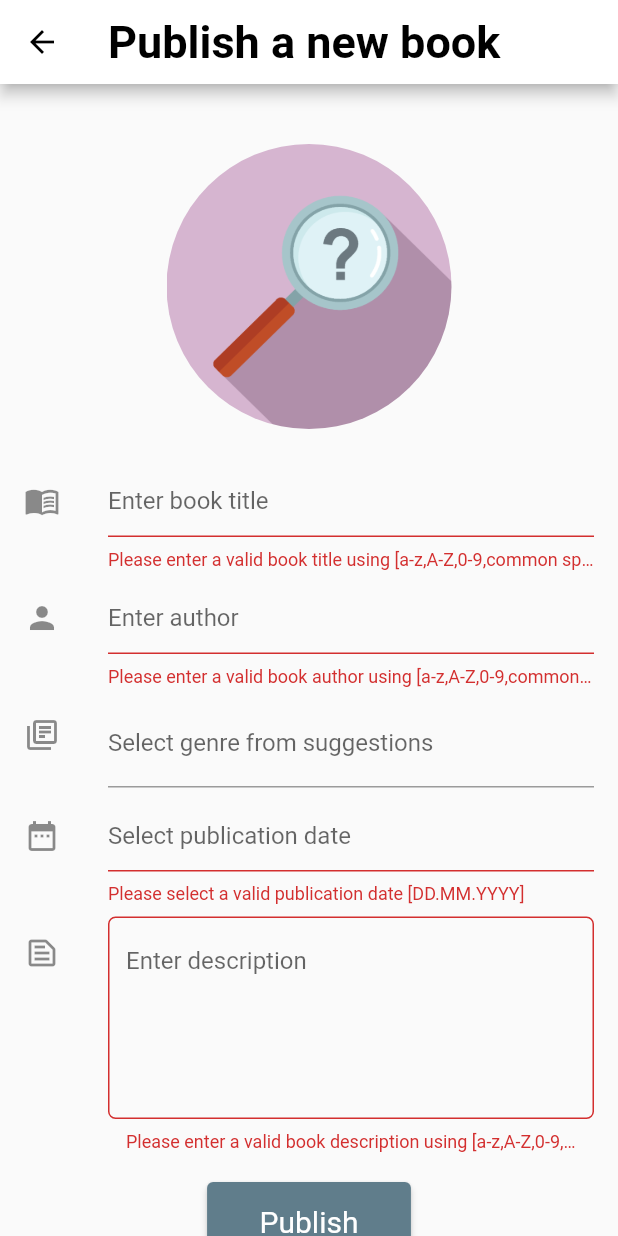
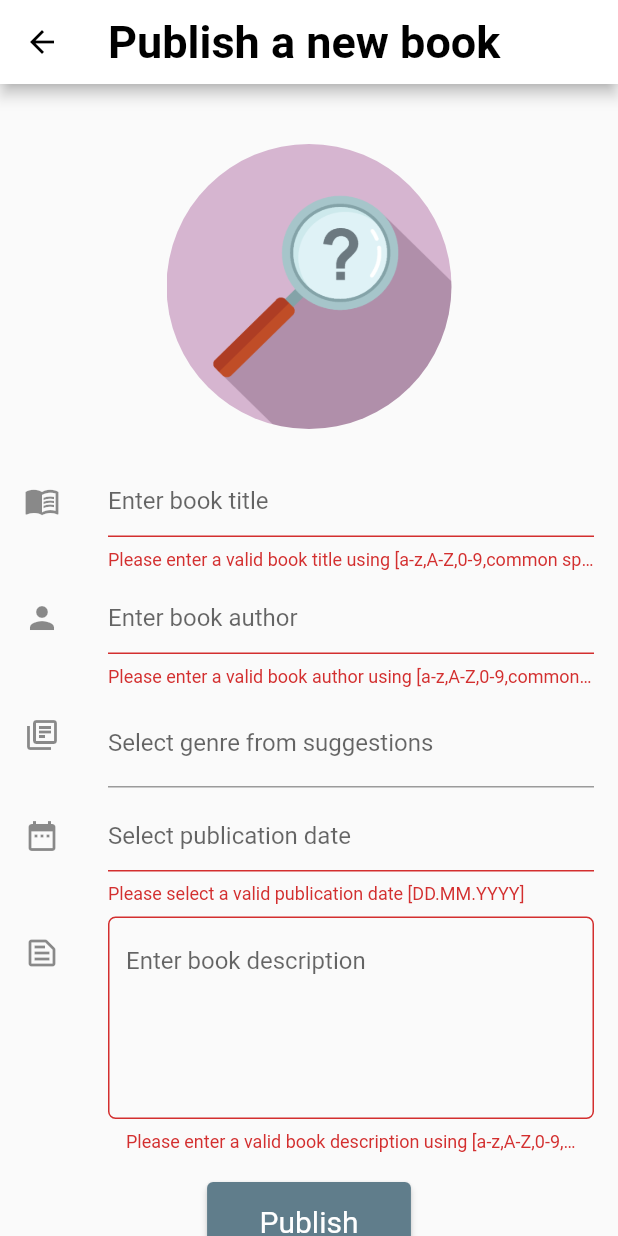
Before and after one commit to OliverKlukas/book_finder, a Flutter app: the PublishView screen opened directly, after a tap on "Publish", on a phone screen of 412 x 824 dp. Run offline on Flutter 3.47's test engine with Material 2 defaults, Android fonts, the phone set to English and light mode, and no system bars; our stand-ins replace flutter_typeahead.

Commit message:
refactored and optimized publish view

```diff
--- a/lib/components/LibraryTileWidget.dart
+++ b/lib/components/library_tile_widget.dart
@@ -1,5 +1,5 @@
-import 'package:book_finder/models/Book.dart';
-import 'package:book_finder/views/DetailsView.dart';
+import 'package:book_finder/models/book.dart';
+import 'package:book_finder/views/details_view.dart';
 import 'package:flutter/material.dart';
 import 'package:intl/intl.dart';
 
--- a/lib/components/PopupDeletionDialog.dart
+++ b/lib/components/popup_deletion_dialog.dart
@@ -1,7 +1,7 @@
 // confirm to delete popup
 import 'package:flutter/material.dart';
 
-Future<bool?> popupDeletionDialog(int index, BuildContext context) {
+Future<bool?> popupDeletionDialog(BuildContext context) {
   return showDialog(
     context: context,
     builder: (BuildContext context) {
--- a/lib/main.dart
+++ b/lib/main.dart
@@ -1,4 +1,4 @@
-import 'package:book_finder/views/LibraryView.dart';
+import 'package:book_finder/views/library_view.dart';
 import 'package:flutter/material.dart';
 
 void main() {
--- /dev/null
+++ b/lib/utils/genres.dart
@@ -0,0 +1,33 @@
+// list of all supported genres
+List<String> genres = [
+  'Drama',
+  'Fantasy',
+  'Novel',
+  'Mythology',
+  'Comic',
+  'Technical',
+  'Science',
+  'Fable',
+  'Sonnet',
+  'Legends',
+  'Tragedy',
+  'Ballads',
+  'Fairy tale',
+  'Romance',
+  'Poetry',
+  'Adventure',
+  'Mystery',
+  'Religion',
+  'Science fiction',
+  'History',
+  'Thriller',
+  'Crime',
+  'Folklore',
+  'Detective',
+  'Horror',
+  'Lyrics',
+  'Childrens tale',
+  'Classic',
+  'Love story',
+  'Other',
+];
--- a/lib/views/DetailsView.dart
+++ b/lib/views/details_view.dart
@@ -1,4 +1,4 @@
-import 'package:book_finder/models/Book.dart';
+import 'package:book_finder/models/book.dart';
 import 'package:flutter/material.dart';
 import 'package:intl/intl.dart';
 
@@ -17,20 +17,14 @@ class _DetailsViewState extends State<DetailsView> {
   Widget build(BuildContext context) {
     return Scaffold(
       appBar: AppBar(
-        iconTheme: IconThemeData(
-          color: Colors.black, //change your color here
-        ),
+        iconTheme: Theme.of(context).iconTheme,
         backgroundColor: Colors.white,
-        title: Text(widget.book.title,
-          style: TextStyle(
-            color: Colors.black,
-            fontSize: 30,
-            fontWeight: FontWeight.bold,
-          ),
+        title: Text('Book Details',
+          style: Theme.of(context).textTheme.headline1,
         ),
       ),
       body: Container(
-        child: Column(
+        child: ListView(
           children: <Widget>[
             Text(widget.book.title),
             Text(widget.book.author),
--- a/lib/views/LibraryView.dart
+++ b/lib/views/library_view.dart
@@ -1,7 +1,7 @@
-import 'package:book_finder/components/LibraryTileWidget.dart';
-import 'package:book_finder/components/PopupDeletionDialog.dart';
-import 'package:book_finder/models/Book.dart';
-import 'package:book_finder/views/PublishView.dart';
+import 'package:book_finder/components/library_tile_widget.dart';
+import 'package:book_finder/components/popup_deletion_dialog.dart';
+import 'package:book_finder/models/book.dart';
+import 'package:book_finder/views/publish_view.dart';
 import 'package:flutter/material.dart';
 
 class LibraryView extends StatefulWidget {
@@ -126,7 +126,7 @@ class _LibraryViewState extends State<LibraryView> {
                       ),
                       key: Key(_displayedBooks[index].title),
                       confirmDismiss: (DismissDirection direction) async{
-                        return await popupDeletionDialog(index, context);
+                        return await popupDeletionDialog(context);
                       },
                       onDismissed: (DismissDirection direction) async {
                         setState(() {
--- a/lib/views/PublishView.dart
+++ b/lib/views/publish_view.dart
@@ -1,4 +1,5 @@
-import 'package:book_finder/models/Book.dart';
+import 'package:book_finder/models/book.dart';
+import 'package:book_finder/utils/genres.dart';
 import 'package:flutter/material.dart';
 import 'package:intl/intl.dart';
 import 'package:flutter_typeahead/flutter_typeahead.dart';
@@ -9,39 +10,8 @@ class PublishView extends StatefulWidget {
 }
 
 class _PublishViewState extends State<PublishView> {
-  // list of all supported genres
-  List<String> _genres = [
-    'Drama',
-    'Fantasy',
-    'Novel',
-    'Mythology',
-    'Comic',
-    'Technical',
-    'Science',
-    'Fable',
-    'Sonnet',
-    'Legends',
-    'Tragedy',
-    'Ballads',
-    'Fairy tale',
-    'Romance',
-    'Poetry',
-    'Adventure',
-    'Mystery',
-    'Religion',
-    'Science fiction',
-    'History',
-    'Thriller',
-    'Crime',
-    'Folklore',
-    'Detective',
-    'Horror',
-    'Lyrics',
-    'Childrens tale',
-    'Classic',
-    'Love story',
-    'Other',
-  ];
+  // Get list of supported genres
+  List<String> _genres = genres;
 
   // Book to publish
   Book _newBook = Book(
@@ -63,48 +33,36 @@ class _PublishViewState extends State<PublishView> {
   // assure genre selection bool
   bool _genreSelected = false;
 
-  /// Title Widget: ListTile for title selection
-  Widget _titleTile() {
+  /// Publishing Form Tile: ListTile for entering title, author and description
+  Widget _publishingFormTile(Icon icon, String objective){
     return ListTile(
-      leading: Icon(Icons.menu_book),
+      leading: icon,
       title: TextFormField(
-        decoration: const InputDecoration(
-          hintText: 'Enter book title',
+        decoration: InputDecoration(
+          hintText: 'Enter book $objective',
+          border: objective == 'description' ? OutlineInputBorder(borderRadius: BorderRadius.all(Radius.circular(5.0)), borderSide: BorderSide(),) : null,
         ),
         autovalidateMode: AutovalidateMode.onUserInteraction,
         validator: (String? value) {
           // Prevent security breaches/invalid inputs by restricting input format
           final inputRestrictions = RegExp(r'^[\w\W]*$');
           if (value == null || value.isEmpty || !inputRestrictions.hasMatch(value)) {
-            return 'Please enter a valid book title using [a-z,A-Z,0-9,common special characters]';
+            return 'Please enter a valid book $objective using [a-z,A-Z,0-9,common special characters]';
           }
           return null;
         },
-        onChanged: (value) => setState(() => _newBook.title = value),
-        onSaved: (value) => setState(() => _newBook.title = value!),
-      ),
-    );
+        minLines: objective == 'description' ? 5 : 1,
+        maxLines: objective == 'description' ? null : 1,
+        onChanged: (value) => setState((){
+          switch(objective){
+            case 'author': {_newBook.author = value;}
+            break;
+            case 'title': {_newBook.title = value;}
+            break;
+            case 'description': {_newBook.description = value;}
+            break;
           }
-
-  /// Author Widget: ListTile for author selection
-  Widget _authorTile() {
-    return ListTile(
-      leading: Icon(Icons.person),
-      title: TextFormField(
-        decoration: const InputDecoration(
-          hintText: 'Enter author',
-        ),
-        autovalidateMode: AutovalidateMode.onUserInteraction,
-        onChanged: (value) => setState(() => _newBook.author = value),
-        onSaved: (value) => setState(() => _newBook.author = value!),
-        validator: (String? value) {
-          // Prevent security breaches/invalid inputs by restricting input format
-          final inputRestrictions = RegExp(r'^[\w\W]*$');
-          if (value == null || value.isEmpty || !inputRestrictions.hasMatch(value)) {
-            return 'Please enter a valid book author using [a-z,A-Z,0-9,common special characters]';
-          }
-          return null;
-        },
+        }),
       ),
     );
   }
@@ -189,43 +147,12 @@ class _PublishViewState extends State<PublishView> {
     );
   }
 
-  /// Description Widget: ListTile to enter description
-  Widget _descriptionTile() {
-    return ListTile(
-      leading: Icon(Icons.text_snippet_outlined),
-      title: TextFormField(
-        autovalidateMode: AutovalidateMode.onUserInteraction,
-        decoration: InputDecoration(
-          hintText: 'Enter description',
-          border: OutlineInputBorder(
-            borderRadius: BorderRadius.all(Radius.circular(5.0)),
-            borderSide: BorderSide(),
-          ),
-        ),
-        keyboardType: TextInputType.multiline,
-        minLines: 5,
-        maxLines: null,
-        validator: (String? value) {
-          // Prevent security breaches/invalid inputs by restricting input format
-          final inputRestrictions = RegExp(r'^[\w\W]*$');
-          if (value == null || value.isEmpty || !inputRestrictions.hasMatch(value)) {
-            return 'Please enter a valid book description using [a-z,A-Z,0-9,common special characters]';
-          }
-          return null;
-        },
-        onChanged: (value) => setState(() => _newBook.description = value),
-        onSaved: (value) => setState(() => _newBook.description = value!),
-      ),
-    );
-  }
-
   /// Publication Widget: Button to publish the newly created book
   Widget _publicationButton() {
     return Padding(
       padding: const EdgeInsets.symmetric(vertical: 16.0),
       child: ElevatedButton(
         style: ElevatedButton.styleFrom(
-          primary: Colors.blueGrey,
           padding: EdgeInsets.symmetric(horizontal: 35, vertical: 15),
           textStyle: TextStyle(fontSize: 20),
         ),
@@ -245,27 +172,22 @@ class _PublishViewState extends State<PublishView> {
   Widget build(BuildContext context) {
     return Scaffold(
       appBar: AppBar(
-        iconTheme: IconThemeData(
-          color: Colors.black, //change your color here
-        ),
+        iconTheme: Theme.of(context).iconTheme,
         backgroundColor: Colors.white,
         title: Text(
           'Publish a new book',
-          style: TextStyle(
-            color: Colors.black,
-            fontSize: 30,
-            fontWeight: FontWeight.bold,
+          style: Theme.of(context).textTheme.headline1,
         ),
       ),
-      ),
-      body: Column(children: <Widget>[
-        Container(
+      body: ListView(children: <Widget>[
+        Center(
+          child:Container(
             width: 190.0,
             height: 190.0,
             margin: EdgeInsets.only(top: 40.0, bottom: 20.0),
-          decoration: new BoxDecoration(
+            decoration: BoxDecoration(
               shape: BoxShape.circle,
-            image: new DecorationImage(
+              image: DecorationImage(
                 fit: BoxFit.fill,
                 image: _genres.contains(_newBook.genre)
                     ? Image.asset(
@@ -274,16 +196,17 @@ class _PublishViewState extends State<PublishView> {
                     : Image.asset('images/other.png').image,
               ),
             ),
+          )
         ),
         Form(
           key: _formKey,
           child: Column(
             children: <Widget>[
-              _titleTile(),
-              _authorTile(),
+              _publishingFormTile(Icon(Icons.menu_book), 'title'),
+              _publishingFormTile(Icon(Icons.person), 'author'),
               _genreTile(),
               _publicationDateTile(),
-              _descriptionTile(),
+              _publishingFormTile(Icon(Icons.text_snippet_outlined), 'description'),
               _publicationButton(),
             ],
           ),
```
Also changed, not shown: lib/models/book.dart (renamed from lib/models/Book.dart). Lines whose indentation alone changed are shown as unchanged.
